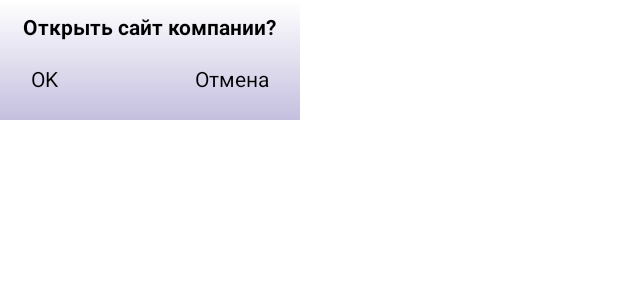
After one commit to Cthutq295/ProductTask, an Android app: the layout open_site_dialog.xml on its own in the app's theme, with its tools: preview values and no code run, on a phone screen of 412 x 824 dp. The commit adds this screen. Shown: the top 300 px of the screen. Run offline under Robolectric (Android 15) with nearby library versions, the phone set to English and light mode, and no system bars.

Commit message:
Added dialog box to "about company" screen.

```diff
--- a/app/src/main/java/com/lazy/producttask/ui/AboutAppFragment.kt
+++ b/app/src/main/java/com/lazy/producttask/ui/AboutAppFragment.kt
@@ -1,13 +1,15 @@
 package com.lazy.producttask.ui
 
+import android.app.AlertDialog
 import android.content.Intent
 import android.net.Uri
 import android.os.Bundle
+import android.view.LayoutInflater
 import android.view.View
+import android.widget.TextView
 import androidx.fragment.app.Fragment
 import com.lazy.producttask.R
 import com.lazy.producttask.databinding.FragmentAboutAppBinding
-import com.lazy.producttask.databinding.FragmentProductInfoBinding
 import dagger.hilt.android.AndroidEntryPoint
 
 @AndroidEntryPoint
@@ -18,9 +20,22 @@ class AboutAppFragment : Fragment(R.layout.fragment_about_app) {
 
         val binding = FragmentAboutAppBinding.bind(view)
         binding.tvOpenCompanySite.setOnClickListener {
-            val browserIntent =
-                Intent(Intent.ACTION_VIEW, Uri.parse("https://www.ironwaterstudio.com/ru"))
-            startActivity(browserIntent)
+            val dialogLayout =
+                LayoutInflater.from(requireContext()).inflate(R.layout.open_site_dialog, null)
+            val builder = AlertDialog.Builder(requireContext())
+                .setView(dialogLayout)
+                .show()
+
+            dialogLayout.findViewById<TextView>(R.id.tvConfirm).setOnClickListener {
+                val browserIntent =
+                    Intent(Intent.ACTION_VIEW, Uri.parse("https://www.ironwaterstudio.com/ru"))
+                builder.dismiss()
+                startActivity(browserIntent)
+            }
+
+            dialogLayout.findViewById<TextView>(R.id.tvCancel).setOnClickListener {
+                builder.dismiss()
+            }
         }
     }
 }
--- a/app/src/main/res/layout/fragment_about_app.xml
+++ b/app/src/main/res/layout/fragment_about_app.xml
@@ -26,8 +26,8 @@
         android:layout_width="match_parent"
         android:layout_height="wrap_content"
         android:gravity="center"
-        android:text="Открыть сайт в браузере?"
-        android:textColor="#22C8F3"
-        android:textSize="16sp"
+        android:text="Сайт компании"
+        android:textColor="#90E6FD"
+        android:textSize="20sp"
         android:textStyle="" />
 </LinearLayout>
--- /dev/null
+++ b/app/src/main/res/layout/open_site_dialog.xml
@@ -0,0 +1,44 @@
+<?xml version="1.0" encoding="utf-8"?>
+<androidx.constraintlayout.widget.ConstraintLayout xmlns:android="http://schemas.android.com/apk/res/android"
+    xmlns:app="http://schemas.android.com/apk/res-auto"
+    android:layout_width="200dp"
+    android:layout_height="80dp"
+    android:background="@drawable/app_background_gray"
+    android:padding="8dp">
+
+    <TextView
+        android:id="@+id/textView2"
+        android:layout_width="wrap_content"
+        android:layout_height="wrap_content"
+        android:text="Открыть сайт компании?"
+        android:textColor="@color/black"
+        android:textStyle="bold"
+        app:layout_constraintEnd_toEndOf="parent"
+        app:layout_constraintStart_toStartOf="parent"
+        app:layout_constraintTop_toTopOf="parent" />
+
+    <TextView
+        android:id="@+id/tvConfirm"
+        android:layout_width="wrap_content"
+        android:layout_height="wrap_content"
+        android:layout_marginLeft="5dp"
+        android:layout_marginTop="5dp"
+        android:text="OK"
+        android:textColor="@color/black"
+        app:layout_constraintBottom_toBottomOf="parent"
+        app:layout_constraintStart_toStartOf="@+id/textView2"
+        app:layout_constraintTop_toBottomOf="@+id/textView2" />
+
+    <TextView
+        android:id="@+id/tvCancel"
+        android:layout_width="wrap_content"
+        android:layout_height="wrap_content"
+        android:layout_marginTop="5dp"
+        android:layout_marginRight="5dp"
+        android:text="Отмена"
+        android:textColor="@color/black"
+        app:layout_constraintBottom_toBottomOf="parent"
+        app:layout_constraintEnd_toEndOf="@+id/textView2"
+        app:layout_constraintTop_toBottomOf="@+id/textView2" />
+
+</androidx.constraintlayout.widget.ConstraintLayout>
```
